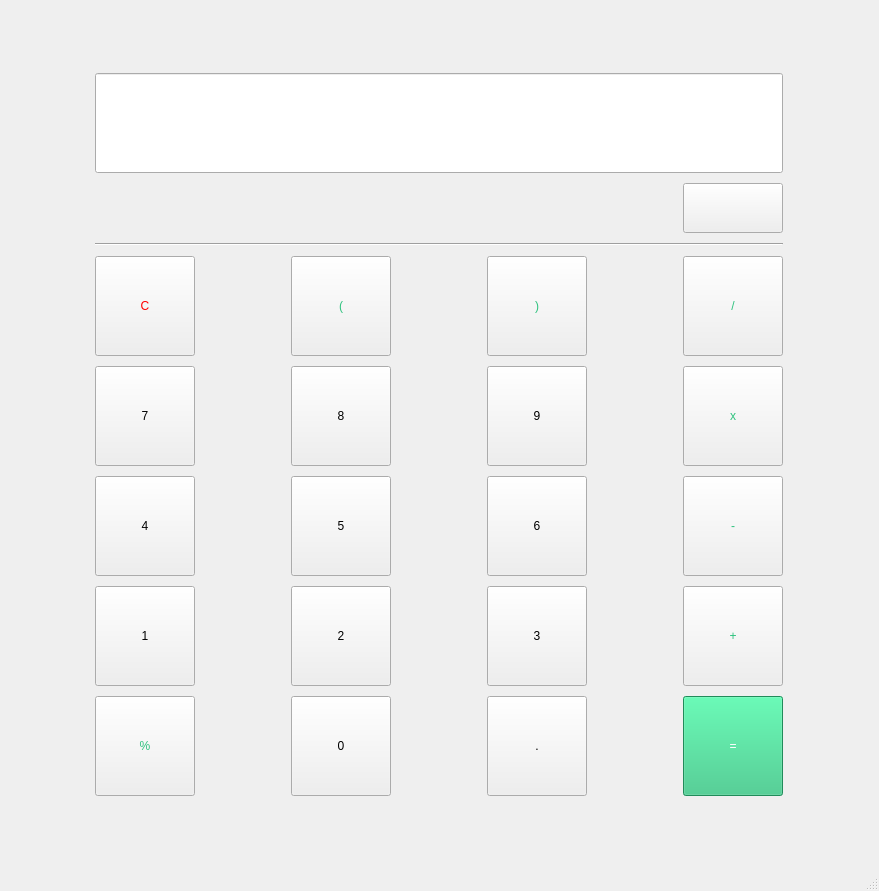
Before: the Qt Designer form mainwindow.ui in Ariya-Kh/Calculator, drawn with Qt 5.
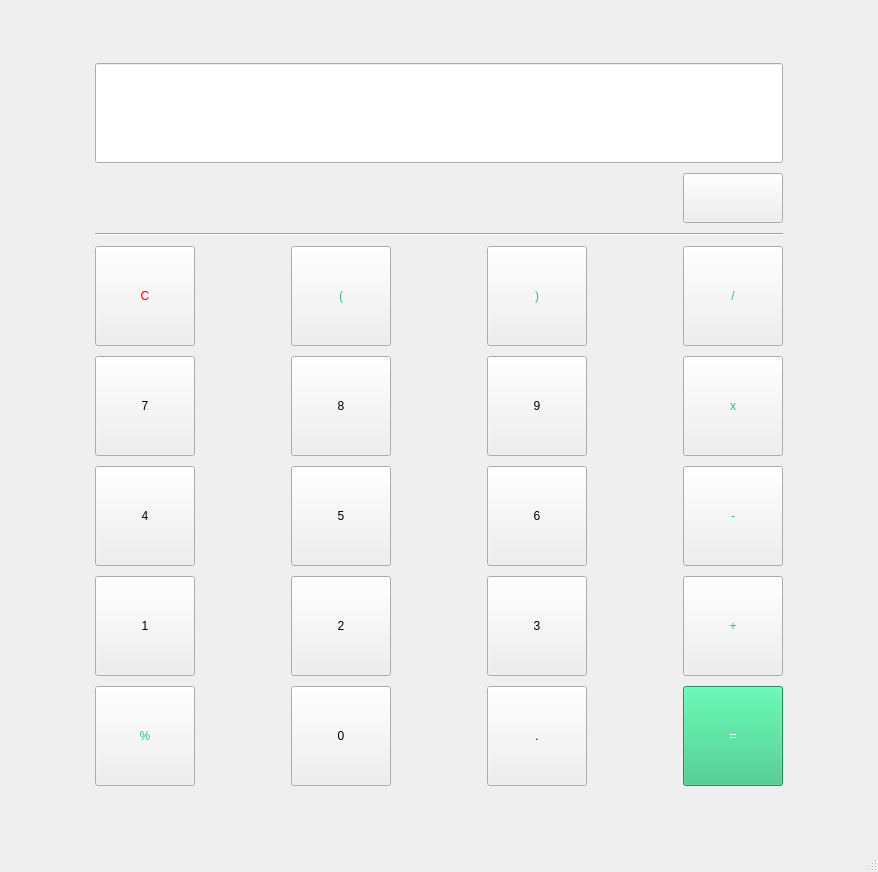
After: the same form once the commit is applied. Icons and pictures are not drawn.

```diff
--- a/mainwindow.ui
+++ b/mainwindow.ui
@@ -6,8 +6,8 @@
    <rect>
     <x>0</x>
     <y>0</y>
-    <width>879</width>
-    <height>891</height>
+    <width>878</width>
+    <height>872</height>
    </rect>
   </property>
   <property name="windowTitle">
```
Left out of the diff: 4 changed lines with no effect on the pictures.
